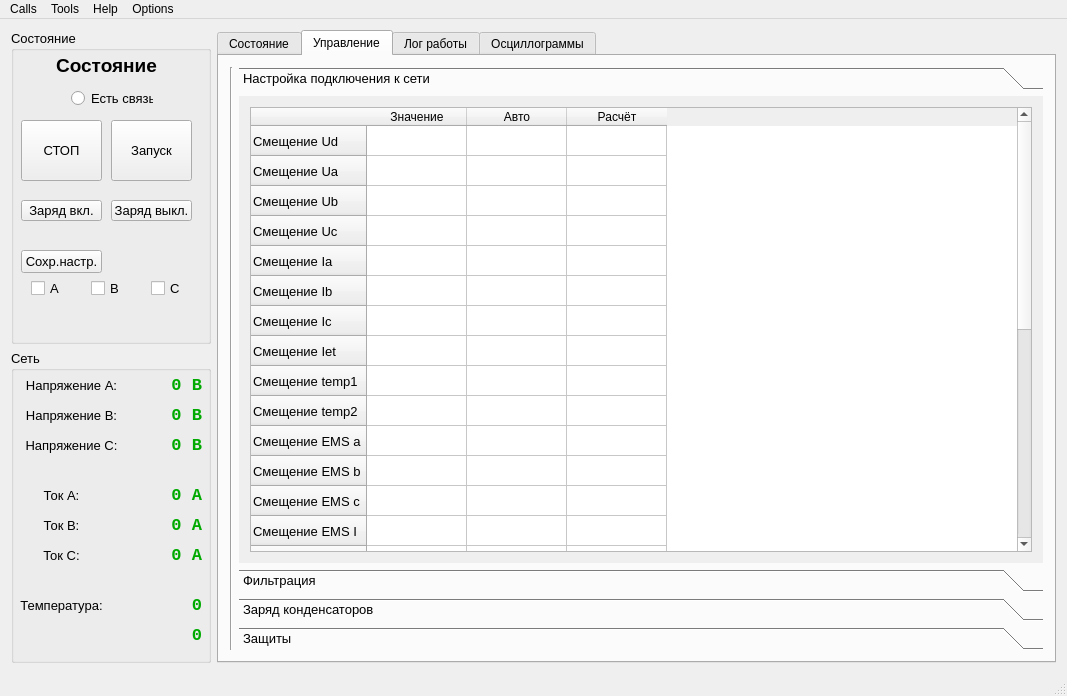
Before: the Qt Designer form terminal_app/mainwindow.ui in StanKarpikov/PFController, drawn with Qt 5.
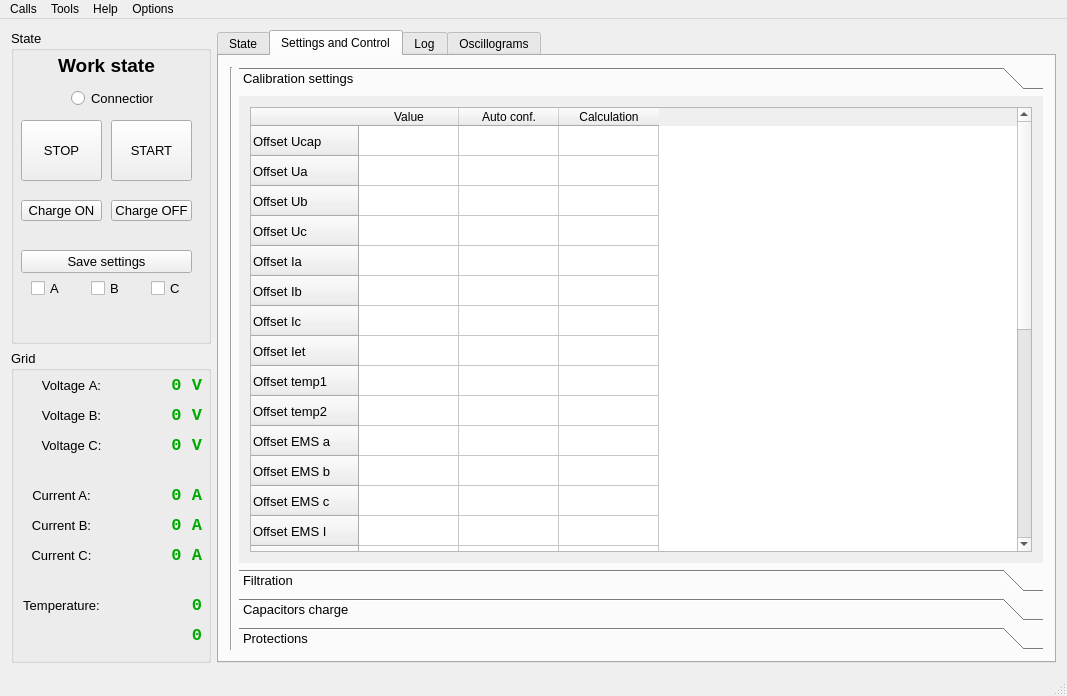
After: the same form once the commit is applied. The open tabs and pages were chosen to show the change. Icons and pictures are not drawn. Custom widgets are drawn as their Qt base class.

Commit message: Add auto calibration buttons

```diff
--- a/terminal_app/mainwindow.ui
+++ b/terminal_app/mainwindow.ui
@@ -34,7 +34,7 @@
          </font>
         </property>
         <property name="title">
-         <string>Состояние</string>
+         <string>State</string>
         </property>
         <property name="checkable">
          <bool>false</bool>
@@ -56,7 +56,7 @@
           </font>
          </property>
          <property name="text">
-          <string>Состояние</string>
+          <string>Work state</string>
          </property>
          <property name="alignment">
           <set>Qt::AlignCenter</set>
@@ -72,7 +72,7 @@
           </rect>
          </property>
          <property name="text">
-          <string>Есть связь</string>
+          <string>Connection</string>
          </property>
          <property name="checkable">
           <bool>true</bool>
@@ -112,7 +112,7 @@
           </rect>
          </property>
          <property name="text">
-          <string>СТОП</string>
+          <string>STOP</string>
          </property>
         </widget>
         <widget class="QPushButton" name="buttonStart">
@@ -125,7 +125,7 @@
           </rect>
          </property>
          <property name="text">
-          <string>Запуск</string>
+          <string>START</string>
          </property>
         </widget>
         <widget class="QPushButton" name="buttonSave">
@@ -133,12 +133,12 @@
           <rect>
            <x>10</x>
            <y>220</y>
-           <width>81</width>
+           <width>171</width>
            <height>23</height>
           </rect>
          </property>
          <property name="text">
-          <string>Сохр.настр.</string>
+          <string>Save settings</string>
          </property>
         </widget>
         <widget class="QCheckBox" name="checkBoxChannelA">
@@ -190,7 +190,7 @@
           </rect>
          </property>
          <property name="text">
-          <string>Заряд вкл.</string>
+          <string>Charge ON</string>
          </property>
         </widget>
         <widget class="QPushButton" name="buttonChargeOff">
@@ -203,7 +203,7 @@
           </rect>
          </property>
          <property name="text">
-          <string>Заряд выкл.</string>
+          <string>Charge OFF</string>
          </property>
         </widget>
        </widget>
@@ -216,7 +216,7 @@
          </font>
         </property>
         <property name="title">
-         <string>Сеть</string>
+         <string>Grid</string>
         </property>
         <widget class="QLabel" name="valueVoltageA">
          <property name="geometry">
@@ -239,7 +239,7 @@
           <string notr="true">color: rgb(0, 170, 0);</string>
          </property>
          <property name="text">
-          <string>0 В</string>
+          <string>0 V</string>
          </property>
          <property name="alignment">
           <set>Qt::AlignRight|Qt::AlignTrailing|Qt::AlignVCenter</set>
@@ -262,7 +262,7 @@
           </font>
          </property>
          <property name="text">
-          <string>Напряжение А:</string>
+          <string>Voltage А:</string>
          </property>
          <property name="alignment">
           <set>Qt::AlignCenter</set>
@@ -289,7 +289,7 @@
           <string notr="true">color: rgb(0, 170, 0);</string>
          </property>
          <property name="text">
-          <string>0 В</string>
+          <string>0 V</string>
          </property>
          <property name="alignment">
           <set>Qt::AlignRight|Qt::AlignTrailing|Qt::AlignVCenter</set>
@@ -312,7 +312,7 @@
           </font>
          </property>
          <property name="text">
-          <string>Напряжение B:</string>
+          <string>Voltage B:</string>
          </property>
          <property name="alignment">
           <set>Qt::AlignCenter</set>
@@ -339,7 +339,7 @@
           <string notr="true">color: rgb(0, 170, 0);</string>
          </property>
          <property name="text">
-          <string>0 В</string>
+          <string>0 V</string>
          </property>
          <property name="alignment">
           <set>Qt::AlignRight|Qt::AlignTrailing|Qt::AlignVCenter</set>
@@ -362,7 +362,7 @@
           </font>
          </property>
          <property name="text">
-          <string>Напряжение C:</string>
+          <string>Voltage C:</string>
          </property>
          <property name="alignment">
           <set>Qt::AlignCenter</set>
@@ -412,7 +412,7 @@
           </font>
          </property>
          <property name="text">
-          <string>Ток A:</string>
+          <string>Current A:</string>
          </property>
          <property name="alignment">
           <set>Qt::AlignCenter</set>
@@ -435,7 +435,7 @@
           </font>
          </property>
          <property name="text">
-          <string>Ток B:</string>
+          <string>Current B:</string>
          </property>
          <property name="alignment">
           <set>Qt::AlignCenter</set>
@@ -485,7 +485,7 @@
           </font>
          </property>
          <property name="text">
-          <string>Ток C:</string>
+          <string>Current C:</string>
          </property>
          <property name="alignment">
           <set>Qt::AlignCenter</set>
@@ -562,7 +562,7 @@
           </font>
          </property>
          <property name="text">
-          <string>Температура:</string>
+          <string>Temperature:</string>
          </property>
          <property name="alignment">
           <set>Qt::AlignCenter</set>
@@ -606,7 +606,7 @@
       </property>
       <widget class="QWidget" name="tabNetwork">
        <attribute name="title">
-        <string>Состояние</string>
+        <string>State</string>
        </attribute>
        <widget class="QGroupBox" name="groupTHD">
         <property name="geometry">
@@ -937,7 +937,7 @@
       </widget>
       <widget class="QWidget" name="tabMain">
        <attribute name="title">
-        <string>Управление</string>
+        <string>Settings and Control</string>
        </attribute>
        <layout class="QGridLayout" name="gridLayout_3">
         <item row="0" column="0">
@@ -962,169 +962,169 @@
             <rect>
              <x>0</x>
              <y>0</y>
-             <width>89</width>
-             <height>89</height>
+             <width>808</width>
+             <height>473</height>
             </rect>
            </property>
            <attribute name="label">
-            <string>Настройка подключения к сети</string>
+            <string>Calibration settings</string>
            </attribute>
            <layout class="QGridLayout" name="gridLayout">
             <item row="0" column="0">
              <widget class="QTableWidget" name="tableSettingsCalibrations">
               <row>
                <property name="text">
-                <string>Смещение Ud</string>
+                <string>Offset Ucap</string>
                </property>
               </row>
               <row>
                <property name="text">
-                <string>Смещение Ua</string>
+                <string>Offset Ua</string>
                </property>
               </row>
               <row>
                <property name="text">
-                <string>Смещение Ub</string>
+                <string>Offset Ub</string>
                </property>
               </row>
               <row>
                <property name="text">
-                <string>Смещение Uc</string>
+                <string>Offset Uc</string>
                </property>
               </row>
               <row>
                <property name="text">
-                <string>Смещение Ia</string>
+                <string>Offset Ia</string>
                </property>
               </row>
               <row>
                <property name="text">
-                <string>Смещение Ib</string>
+                <string>Offset Ib</string>
                </property>
               </row>
               <row>
                <property name="text">
-                <string>Смещение Ic</string>
+                <string>Offset Ic</string>
                </property>
               </row>
               <row>
                <property name="text">
-                <string>Смещение Iet</string>
+                <string>Offset Iet</string>
                </property>
               </row>
               <row>
                <property name="text">
-                <string>Смещение temp1</string>
+                <string>Offset temp1</string>
                </property>
               </row>
               <row>
                <property name="text">
-                <string>Смещение temp2</string>
+                <string>Offset temp2</string>
                </property>
               </row>
               <row>
                <property name="text">
-                <string>Смещение EMS a</string>
+                <string>Offset EMS a</string>
                </property>
               </row>
               <row>
                <property name="text">
-                <string>Смещение EMS b</string>
+                <string>Offset EMS b</string>
                </property>
               </row>
               <row>
                <property name="text">
-                <string>Смещение EMS c</string>
+                <string>Offset EMS c</string>
                </property>
               </row>
               <row>
                <property name="text">
-                <string>Смещение EMS I</string>
+                <string>Offset EMS I</string>
                </property>
               </row>
               <row>
                <property name="text">
-                <string>Размах Ud</string>
+                <string>Multiplier Ucap</string>
                </property>
               </row>
               <row>
                <property name="text">
-                <string>Размах Ua</string>
+                <string>Multiplier Ua</string>
                </property>
               </row>
               <row>
                <property name="text">
-                <string>Размах Ub</string>
+                <string>Multiplier Ub</string>
                </property>
               </row>
               <row>
                <property name="text">
-                <string>Размах Uc</string>
+                <string>Multiplier Uc</string>
                </property>
               </row>
               <row>
                <property name="text">
-                <string>Размах Ia</string>
+                <string>Multiplier Ia</string>
                </property>
               </row>
               <row>
                <property name="text">
-                <string>Размах Ib</string>
+                <string>Multiplier Ib</string>
                </property>
               </row>
               <row>
                <property name="text">
-                <string>Размах Ic</string>
+                <string>Multiplier Ic</string>
                </property>
               </row>
               <row>
                <property name="text">
-                <string>Размах Et</string>
+                <string>Multiplier Et</string>
                </property>
               </row>
               <row>
                <property name="text">
-                <string>Размах temp1</string>
+                <string>Multiplier temp1</string>
                </property>
               </row>
               <row>
                <property name="text">
-                <string>Размах temp2</string>
+                <string>Multiplier temp2</string>
                </property>
               </row>
               <row>
                <property name="text">
-                <string>Размах EMS A</string>
+                <string>Multiplier EMS A</string>
                </property>
               </row>
               <row>
                <property name="text">
-                <string>Размах EMS B</string>
+                <string>Multiplier EMS B</string>
                </property>
               </row>
               <row>
                <property name="text">
-                <string>Размах EMS C</string>
+                <string>Multiplier EMS C</string>
                </property>
               </row>
               <row>
                <property name="text">
-                <string>Размах EMS I</string>
+                <string>Multiplier EMS I</string>
                </property>
               </row>
               <column>
                <property name="text">
-                <string>Значение</string>
+                <string>Value</string>
                </property>
               </column>
               <column>
                <property name="text">
-                <string>Авто</string>
+                <string>Auto conf.</string>
                </property>
               </column>
               <column>
                <property name="text">
-                <string>Расчёт</string>
+                <string>Calculation</string>
                </property>
               </column>
               <item row="0" column="0">
@@ -1281,7 +1281,7 @@
             </rect>
            </property>
            <attribute name="label">
-            <string>Фильтрация</string>
+            <string>Filtration</string>
            </attribute>
            <layout class="QGridLayout" name="gridLayout_6">
             <item row="0" column="0">
@@ -1387,7 +1387,7 @@
             </rect>
            </property>
            <attribute name="label">
-            <string>Заряд конденсаторов</string>
+            <string>Capacitors charge</string>
            </attribute>
            <widget class="QProgressBar" name="progressCapVoltage">
             <property name="geometry">
@@ -1675,7 +1675,7 @@
             </rect>
            </property>
            <attribute name="label">
-            <string>Защиты</string>
+            <string>Protections</string>
            </attribute>
            <layout class="QGridLayout" name="gridLayout_2">
             <item row="0" column="0">
@@ -1950,7 +1950,7 @@
       </widget>
       <widget class="QWidget" name="tabLog">
        <attribute name="title">
-        <string>Лог работы</string>
+        <string>Log</string>
        </attribute>
        <layout class="QGridLayout" name="gridLayout_7">
         <item row="0" column="1">
@@ -1980,7 +1980,7 @@
       </widget>
       <widget class="QWidget" name="tabOscillog">
        <attribute name="title">
-        <string>Осциллограммы</string>
+        <string>Oscillograms</string>
        </attribute>
        <layout class="QHBoxLayout" name="horizontalLayout_4">
         <item>
```
Left out of the diff: 144 changed lines with no effect on the pictures. The commit also changes 8 other files.
